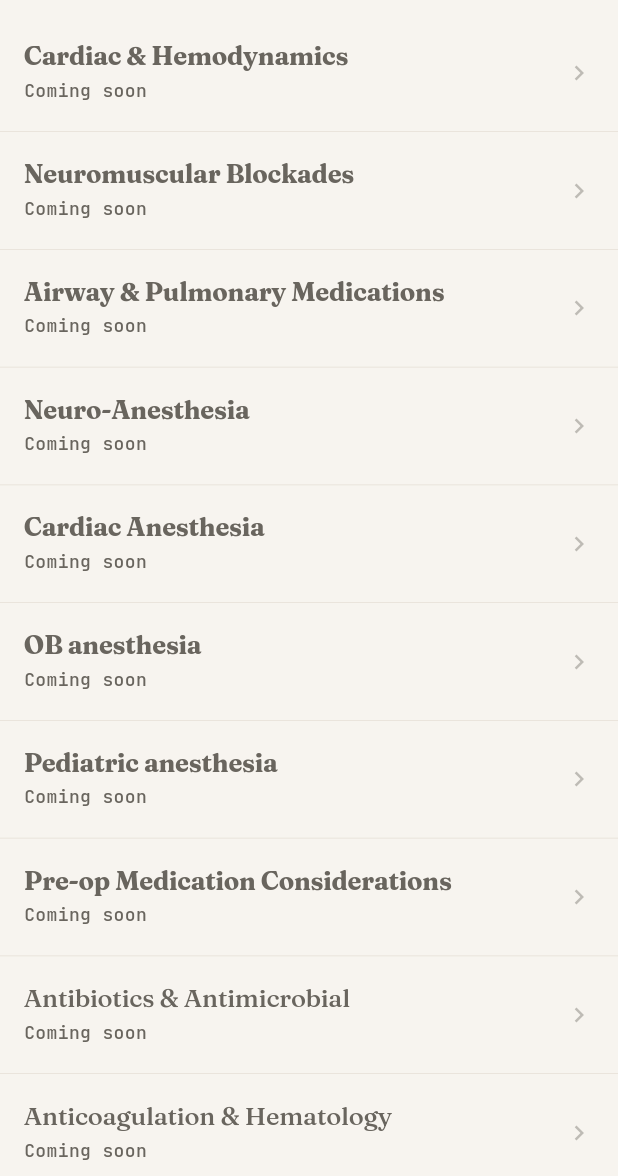
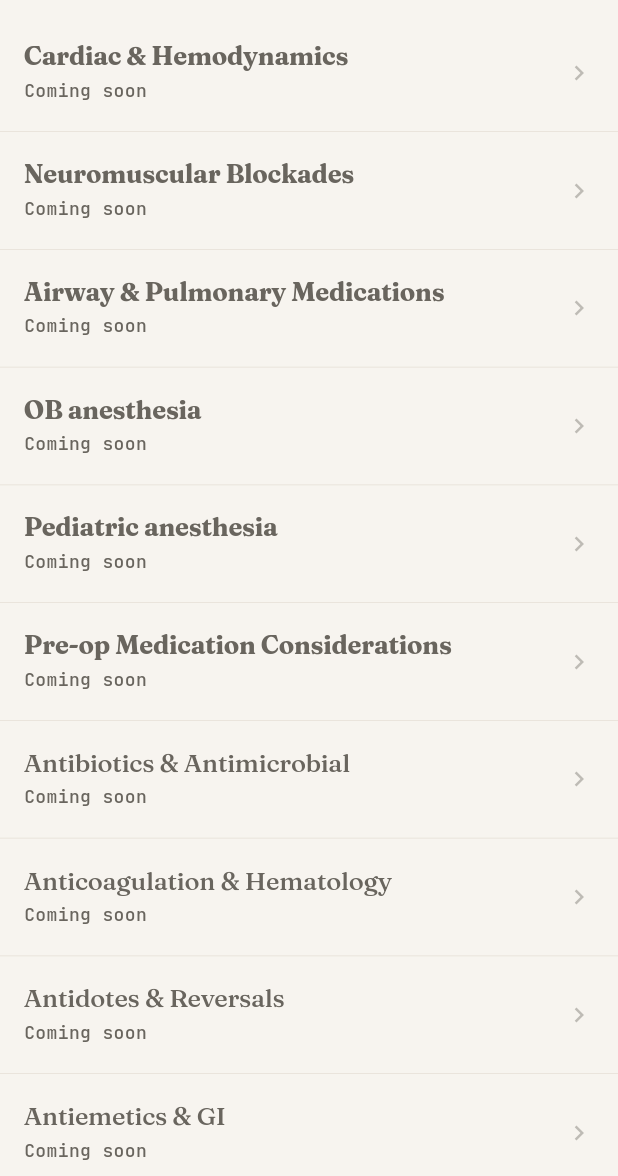
Before and after one commit to nmfetzer/Luma-Anesthesia-Flutter, a Flutter app: the screen it shows after launch, scrolled down 576 dp, on a phone screen of 412 x 824 dp, the part 60-1236 px from its top. Run offline on Flutter 3.47's test engine with Material 3 defaults, Android fonts, the phone set to English and light mode, and no system bars; our stand-ins replace google_fonts, supabase_flutter; accounts and stored records are empty.

Commit message:
Remove Neuro-Anesthesia and Cardiac Anesthesia coming-soon tiles

```diff
--- a/lib/screens/drugs_categories_screen.dart
+++ b/lib/screens/drugs_categories_screen.dart
@@ -32,8 +32,6 @@ const List<String> kLumaCategoryOrder = [
   'Cardiac & Hemodynamics',
   'Neuromuscular Blockades',
   'Airway & Pulmonary Medications',
-  'Neuro-Anesthesia',
-  'Cardiac Anesthesia',
   'OB anesthesia',
   'Pediatric anesthesia',
   'Pre-op Medication Considerations',
@@ -52,8 +50,8 @@ const List<String> kLumaCategoryOrder = [
   'Sedatives & Hypnotics',
 ];
 
-/// Categories rendered bold in the list (first 13 = priority section).
-const int kPrioritySectionCount = 13;
+/// Categories rendered bold in the list (first 11 = priority section).
+const int kPrioritySectionCount = 11;
 
 class DrugsCategoriesScreen extends StatefulWidget {
   const DrugsCategoriesScreen({super.key});
```
